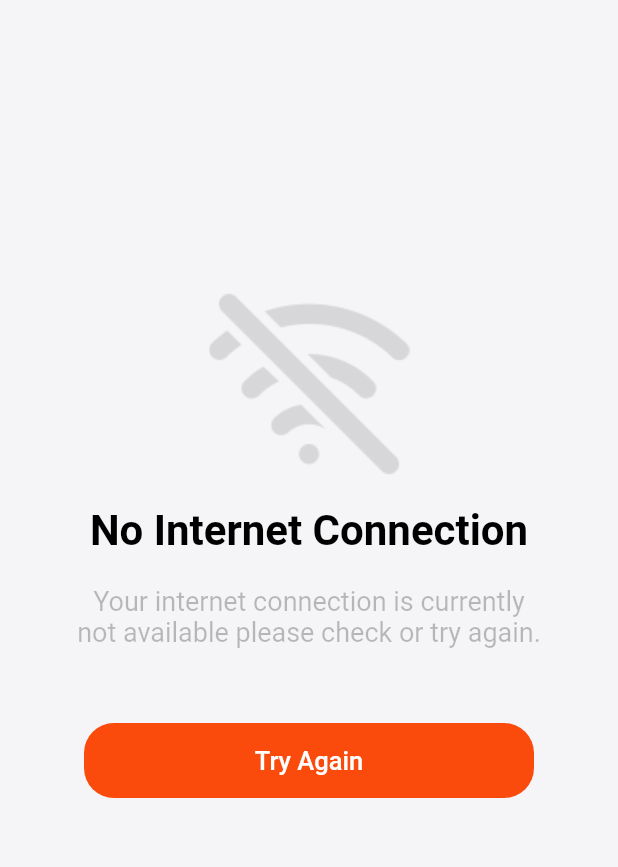
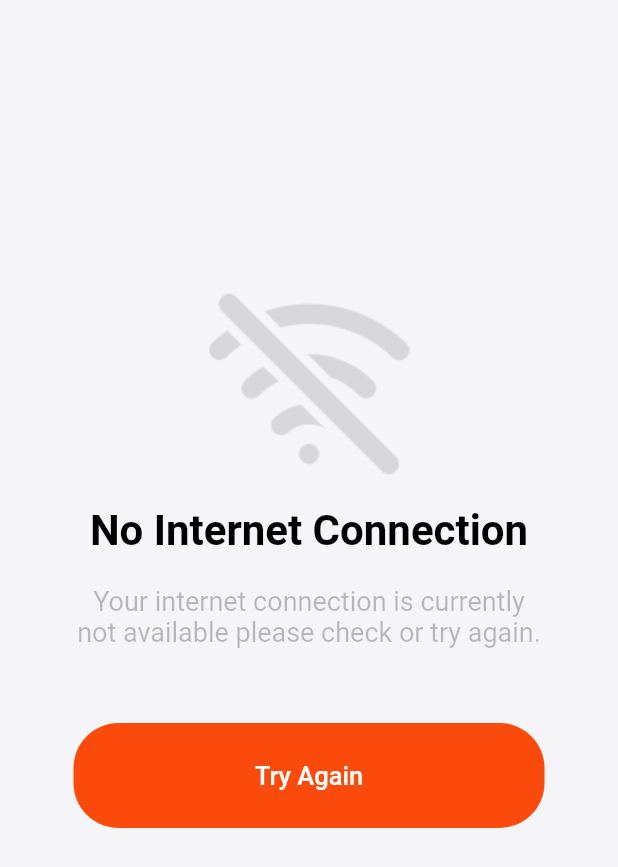
Before and after one commit to mfajarhafidh/Food-Delivery, a Flutter app: the NoInternetConnectionScreen screen opened directly, on a phone screen of 412 x 824 dp. Shown: the top 867 px of the screen. Run offline on Flutter 3.47's test engine with Material 2 defaults, Android fonts, the light colour scheme and no system bars; Roboto replaces fonts that are missing (SF-Pro); statements that could not run were skipped.

Commit message:
feat: changing h and w widget

```diff
--- a/lib/widgets/button_widget.dart
+++ b/lib/widgets/button_widget.dart
@@ -8,13 +8,13 @@ class ButtonWidget extends StatelessWidget {
   @override
   Widget build(BuildContext context) {
     return SizedBox(
-      width: 300,
-      height: 50,
+      width: 314,
+      height: 70,
       child: TextButton(
         style: TextButton.styleFrom(
           backgroundColor: const Color(0xFFFA4A0C),
           shape: RoundedRectangleBorder(
-            borderRadius: BorderRadius.circular(20),
+            borderRadius: BorderRadius.circular(30),
           ),
         ),
         onPressed: () {},
```
